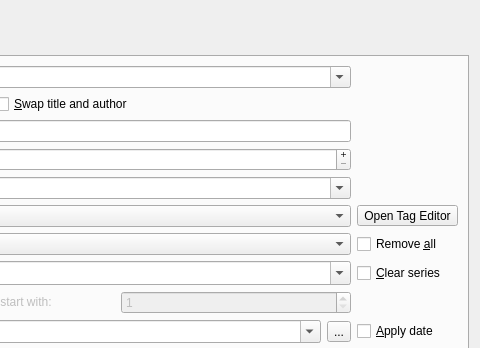
Old version of the form src/calibre/gui2/dialogs/metadata_bulk.ui in the repository kovidgoyal/calibre; both pictures show x 482 to 962 and y 0 to 348 of the 962 by 645 pixel window.
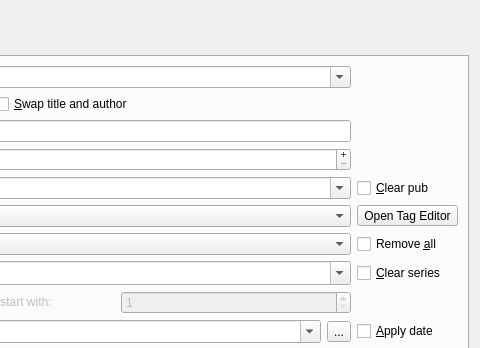
New version of the form. Icons and pictures are not drawn. Custom widgets are drawn as their Qt base class.

Commit message:
Bulk metadata edit: Fix clearing of series and publishers
Bulk metadata edit: Only clear series if the clear series checkbox is
checked. Also add a clear checkbox for publishers, so that publishers
can be removed. Fixes #1245058 [Calibre is deleting Series field even when it's not being modified](https://bugs.launchpad.net/calibre/+bug/1245058)

```diff
--- a/src/calibre/gui2/dialogs/metadata_bulk.ui
+++ b/src/calibre/gui2/dialogs/metadata_bulk.ui
@@ -662,6 +662,16 @@
              </property>
             </widget>
            </item>
+           <item row="4" column="2">
+            <widget class="QCheckBox" name="clear_pub">
+             <property name="toolTip">
+              <string>If checked, the publisher will be cleared</string>
+             </property>
+             <property name="text">
+              <string>&amp;Clear pub</string>
+             </property>
+            </widget>
+           </item>
           </layout>
          </widget>
          <widget class="QWidget" name="tab">
```
The commit also changes 1 other file.
